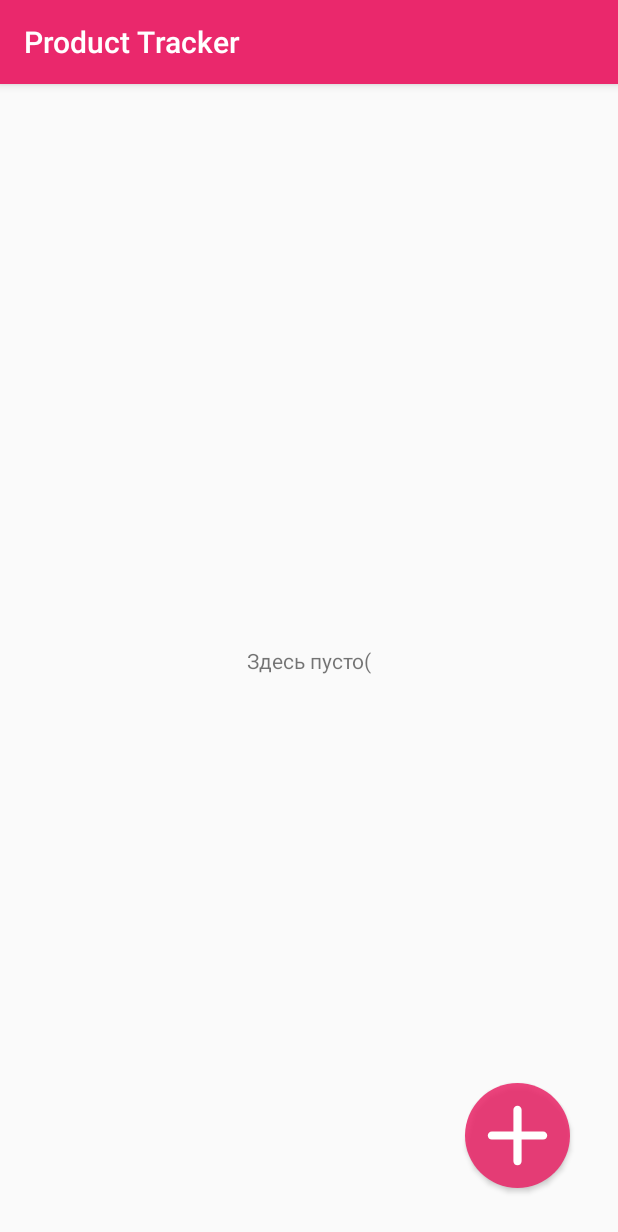
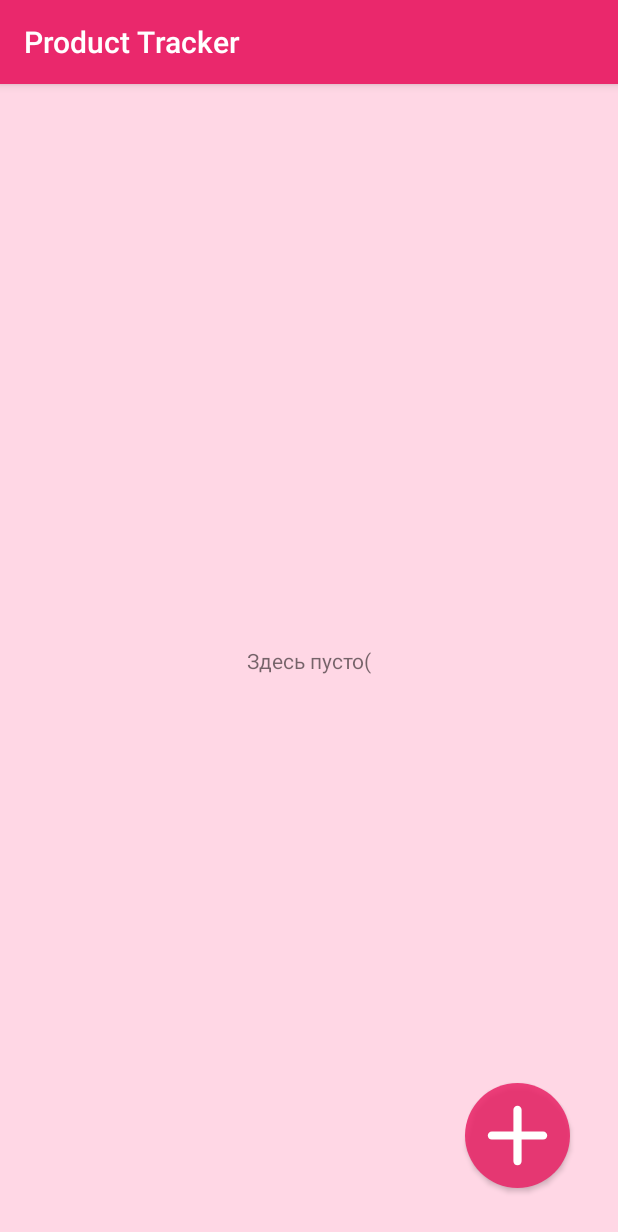
Before and after one commit to Antzu7/product_expiration_date_tracker, an Android app: the screen it shows after launch (ProductListActivity), on a phone screen of 412 x 824 dp. Shown: the top 1232 px of the screen. Run offline under Robolectric (Android 15) with nearby library versions, the phone set to English and light mode, and no system bars; 1 statement that could not run was skipped.

Commit message:
фикс фона

```diff
--- a/app/src/main/res/layout/activity_main.xml
+++ b/app/src/main/res/layout/activity_main.xml
@@ -4,6 +4,7 @@
     xmlns:tools="http://schemas.android.com/tools"
     android:layout_width="match_parent"
     android:layout_height="match_parent"
+    android:background="@color/accent"
     tools:context=".ProductListActivity">
 
     <TextView
@@ -24,8 +25,7 @@
         android:orientation="vertical"
         app:layout_constraintEnd_toEndOf="parent"
         app:layout_constraintStart_toStartOf="parent"
-        app:layout_constraintTop_toTopOf="parent"
-        android:background="@color/accent">
+        app:layout_constraintTop_toTopOf="parent" >
 
         <ListView
             android:id="@+id/list_view"
```
